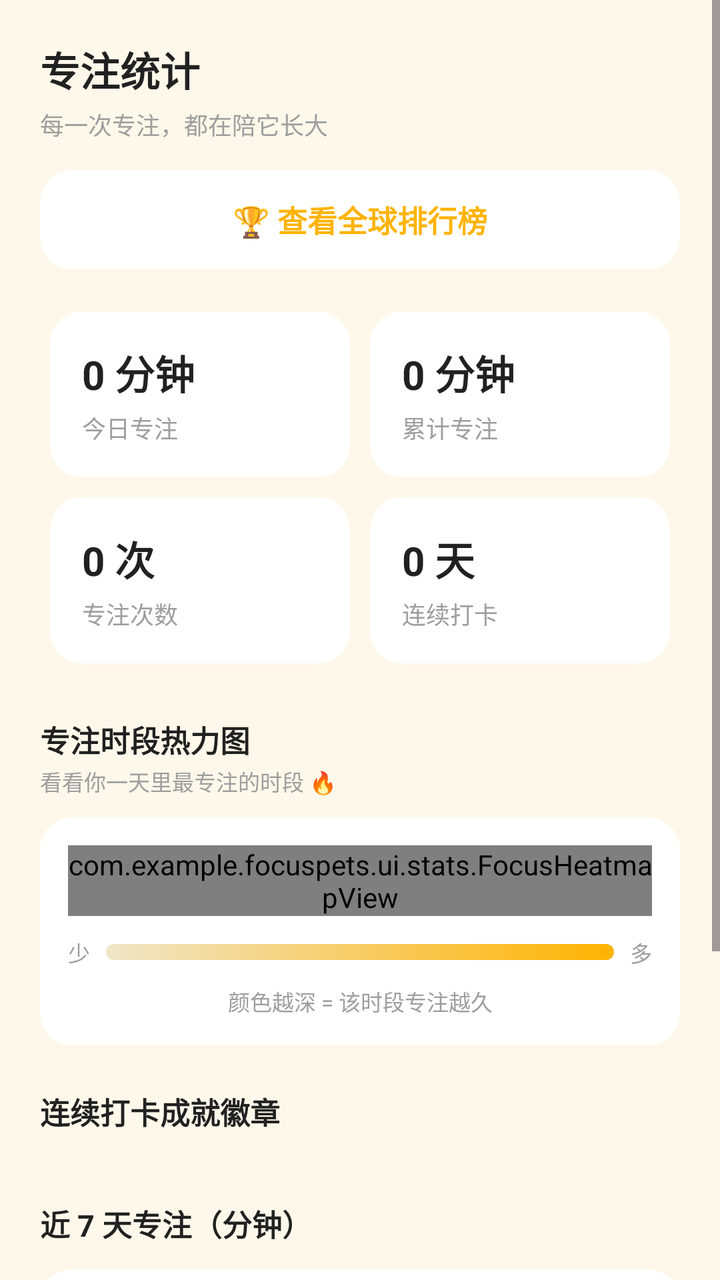
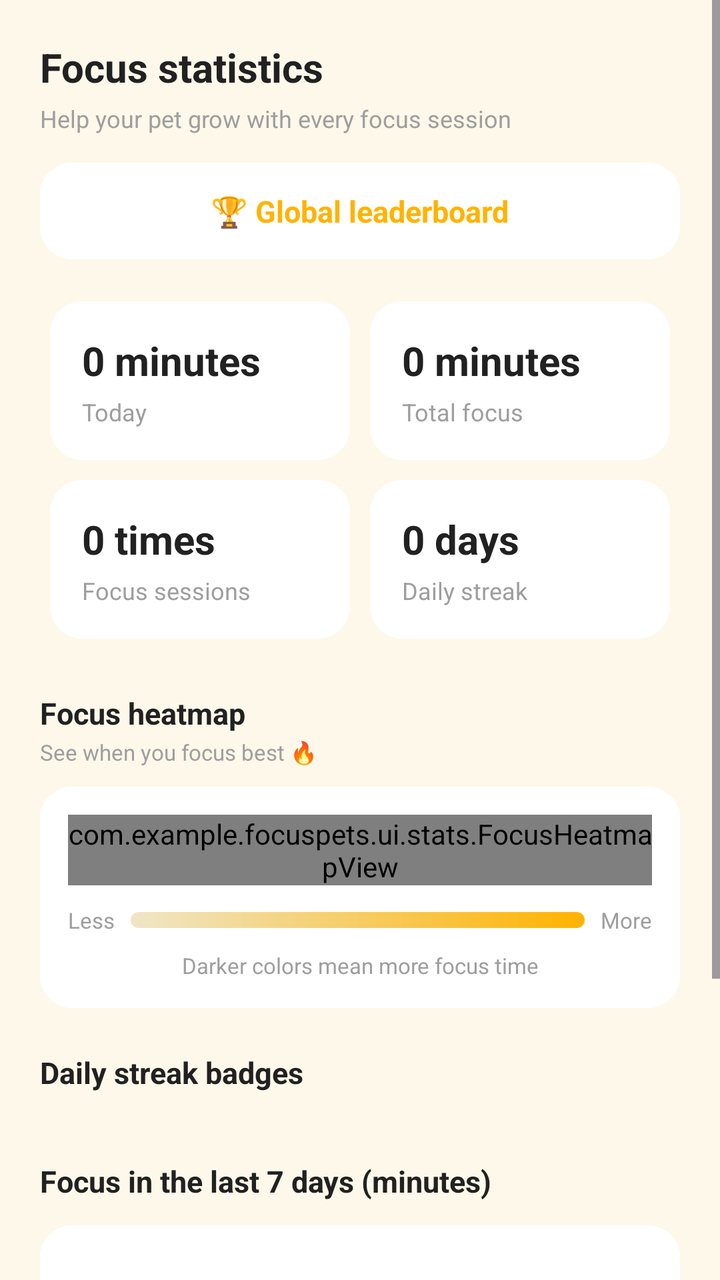

Screens rendered from an Android XML layout before and after an edit, with the pre-edit source and the edit as a unified diff.
<!-- AndroidManifest.xml: application theme Theme.FocusPets -->
<!-- res/layout/fragment_stats.xml -->
<?xml version="1.0" encoding="utf-8"?>
<ScrollView xmlns:android="http://schemas.android.com/apk/res/android"
    android:layout_width="match_parent"
    android:layout_height="match_parent"
    android:background="@color/page_background"
    android:fillViewport="true">

    <LinearLayout
        android:layout_width="match_parent"
        android:layout_height="wrap_content"
        android:orientation="vertical"
        android:padding="20dp">

        <TextView
            android:layout_width="wrap_content"
            android:layout_height="wrap_content"
            android:text="专注统计"
            android:textColor="@color/text_primary"
            android:textSize="20sp"
            android:textStyle="bold" />

        <TextView
            android:layout_width="wrap_content"
            android:layout_height="wrap_content"
            android:layout_marginTop="4dp"
            android:text="每一次专注，都在陪它长大"
            android:textColor="@color/text_hint"
            android:textSize="12sp" />

        
        <LinearLayout
            android:id="@+id/btn_leaderboard"
            android:layout_width="match_parent"
            android:layout_height="wrap_content"
            android:layout_marginTop="14dp"
            android:background="@drawable/bg_card"
            android:clickable="true"
            android:focusable="true"
            android:gravity="center"
            android:orientation="horizontal"
            android:padding="14dp">

            <TextView
                android:layout_width="wrap_content"
                android:layout_height="wrap_content"
                android:text="🏆 查看全球排行榜"
                android:textColor="@color/cat_accent"
                android:textSize="15sp"
                android:textStyle="bold" />
        </LinearLayout>

        
        <GridLayout
            android:layout_width="match_parent"
            android:layout_height="wrap_content"
            android:layout_marginTop="16dp"
            android:columnCount="2"
            android:rowCount="2">

            <LinearLayout
                android:layout_width="0dp"
                android:layout_height="wrap_content"
                android:layout_columnWeight="1"
                android:layout_margin="5dp"
                android:background="@drawable/bg_card"
                android:orientation="vertical"
                android:padding="16dp">

                <TextView
                    android:id="@+id/tv_today"
                    android:layout_width="wrap_content"
                    android:layout_height="wrap_content"
                    android:text="0 分钟"
                    android:textColor="@color/text_primary"
                    android:textSize="20sp"
                    android:textStyle="bold" />

                <TextView
                    android:layout_width="wrap_content"
                    android:layout_height="wrap_content"
                    android:layout_marginTop="4dp"
                    android:text="今日专注"
                    android:textColor="@color/text_hint"
                    android:textSize="12sp" />
            </LinearLayout>

            <LinearLayout
                android:layout_width="0dp"
                android:layout_height="wrap_content"
                android:layout_columnWeight="1"
                android:layout_margin="5dp"
                android:background="@drawable/bg_card"
                android:orientation="vertical"
                android:padding="16dp">

                <TextView
                    android:id="@+id/tv_total"
                    android:layout_width="wrap_content"
                    android:layout_height="wrap_content"
                    android:text="0 分钟"
                    android:textColor="@color/text_primary"
                    android:textSize="20sp"
                    android:textStyle="bold" />

                <TextView
                    android:layout_width="wrap_content"
                    android:layout_height="wrap_content"
                    android:layout_marginTop="4dp"
                    android:text="累计专注"
                    android:textColor="@color/text_hint"
                    android:textSize="12sp" />
            </LinearLayout>

            <LinearLayout
                android:layout_width="0dp"
                android:layout_height="wrap_content"
                android:layout_columnWeight="1"
                android:layout_margin="5dp"
                android:background="@drawable/bg_card"
                android:orientation="vertical"
                android:padding="16dp">

                <TextView
                    android:id="@+id/tv_sessions"
                    android:layout_width="wrap_content"
                    android:layout_height="wrap_content"
                    android:text="0 次"
                    android:textColor="@color/text_primary"
                    android:textSize="20sp"
                    android:textStyle="bold" />

                <TextView
                    android:layout_width="wrap_content"
                    android:layout_height="wrap_content"
                    android:layout_marginTop="4dp"
                    android:text="专注次数"
                    android:textColor="@color/text_hint"
                    android:textSize="12sp" />
            </LinearLayout>

            <LinearLayout
                android:layout_width="0dp"
                android:layout_height="wrap_content"
                android:layout_columnWeight="1"
                android:layout_margin="5dp"
                android:background="@drawable/bg_card"
                android:orientation="vertical"
                android:padding="16dp">

                <TextView
                    android:id="@+id/tv_streak"
                    android:layout_width="wrap_content"
                    android:layout_height="wrap_content"
                    android:text="0 天"
                    android:textColor="@color/text_primary"
                    android:textSize="20sp"
                    android:textStyle="bold" />

                <TextView
                    android:layout_width="wrap_content"
                    android:layout_height="wrap_content"
                    android:layout_marginTop="4dp"
                    android:text="连续打卡"
                    android:textColor="@color/text_hint"
                    android:textSize="12sp" />
            </LinearLayout>
        </GridLayout>

        
        <TextView
            android:layout_width="wrap_content"
            android:layout_height="wrap_content"
            android:layout_marginTop="22dp"
            android:text="专注时段热力图"
            android:textColor="@color/text_primary"
            android:textSize="15sp"
            android:textStyle="bold" />

        <TextView
            android:layout_width="wrap_content"
            android:layout_height="wrap_content"
            android:layout_marginTop="2dp"
            android:text="看看你一天里最专注的时段 🔥"
            android:textColor="@color/text_hint"
            android:textSize="11sp" />

        <LinearLayout
            android:layout_width="match_parent"
            android:layout_height="wrap_content"
            android:layout_marginTop="10dp"
            android:background="@drawable/bg_card"
            android:orientation="vertical"
            android:padding="14dp">

            <com.example.focuspets.ui.stats.FocusHeatmapView
                android:id="@+id/heatmap"
                android:layout_width="match_parent"
                android:layout_height="wrap_content" />

            <LinearLayout
                android:layout_width="match_parent"
                android:layout_height="wrap_content"
                android:layout_marginTop="10dp"
                android:gravity="center_vertical"
                android:orientation="horizontal">

                <TextView
                    android:layout_width="wrap_content"
                    android:layout_height="wrap_content"
                    android:text="少"
                    android:textColor="@color/text_hint"
                    android:textSize="11sp" />

                <View
                    android:layout_width="0dp"
                    android:layout_height="8dp"
                    android:layout_marginStart="8dp"
                    android:layout_marginEnd="8dp"
                    android:layout_weight="1"
                    android:background="@drawable/bg_heat_legend" />

                <TextView
                    android:layout_width="wrap_content"
                    android:layout_height="wrap_content"
                    android:text="多"
                    android:textColor="@color/text_hint"
                    android:textSize="11sp" />
            </LinearLayout>

            <TextView
                android:id="@+id/tv_heat_hint"
                android:layout_width="match_parent"
                android:layout_height="wrap_content"
                android:layout_marginTop="8dp"
                android:gravity="center"
                android:text="颜色越深 = 该时段专注越久"
                android:textColor="@color/text_hint"
                android:textSize="11sp" />
        </LinearLayout>

        
        <TextView
            android:layout_width="wrap_content"
            android:layout_height="wrap_content"
            android:layout_marginTop="22dp"
            android:text="连续打卡成就徽章"
            android:textColor="@color/text_primary"
            android:textSize="15sp"
            android:textStyle="bold" />

        <androidx.recyclerview.widget.RecyclerView
            android:id="@+id/badges"
            android:layout_width="match_parent"
            android:layout_height="wrap_content"
            android:layout_marginTop="12dp"
            android:nestedScrollingEnabled="false" />

        
        <TextView
            android:layout_width="wrap_content"
            android:layout_height="wrap_content"
            android:layout_marginTop="22dp"
            android:text="近 7 天专注（分钟）"
            android:textColor="@color/text_primary"
            android:textSize="15sp"
            android:textStyle="bold" />

        <LinearLayout
            android:id="@+id/bar_chart"
            android:layout_width="match_parent"
            android:layout_height="180dp"
            android:layout_marginTop="12dp"
            android:background="@drawable/bg_card"
            android:orientation="horizontal"
            android:padding="14dp" />

        <TextView
            android:id="@+id/tv_chart_hint"
            android:layout_width="match_parent"
            android:layout_height="wrap_content"
            android:layout_marginTop="10dp"
            android:gravity="center"
            android:text="数据来自专注记录"
            android:textColor="@color/text_hint"
            android:textSize="11sp" />

    </LinearLayout>
</ScrollView>
<!-- resources referenced by this layout -->
<resources>
  <color name="cat_accent">#FFB300</color>
  <color name="page_background">#FEF8EA</color>
  <color name="text_hint">#9E9E9E</color>
  <color name="text_primary">#212121</color>
  <!-- drawable bg_card (drawable) -->
  <?xml version="1.0" encoding="utf-8"?>
  <shape xmlns:android="http://schemas.android.com/apk/res/android"
      android:shape="rectangle">
      <solid android:color="#FFFFFF" />
      <corners android:radius="16dp" />
  </shape>
  <!-- drawable bg_heat_legend (drawable) -->
  <?xml version="1.0" encoding="utf-8"?>
  <shape xmlns:android="http://schemas.android.com/apk/res/android"
      android:shape="rectangle">
      <corners android:radius="4dp" />
      <gradient
          android:startColor="#EFE6C8"
          android:endColor="#FFB300"
          android:angle="0" />
  </shape>
  <style name="Theme.FocusPets" parent="Theme.Material3.DayNight.NoActionBar">
          
          <item name="android:windowBackground">@color/page_background</item>
          <item name="android:colorBackground">@color/page_background</item>
          
          <item name="colorPrimary">@color/cat_accent</item>
          <item name="colorPrimaryContainer">@color/cat_accent</item>
          <item name="colorOnPrimary">#FFFFFF</item>
          
          <item name="android:statusBarColor">@color/page_background</item>
          <item name="android:navigationBarColor">@color/page_background</item>
          <item name="android:windowLightStatusBar">true</item>
      </style>
</resources>

<!-- the commit's change to res/layout/fragment_stats.xml (unified diff, before → after) -->
@@ -14,7 +14,7 @@
         <TextView
             android:layout_width="wrap_content"
             android:layout_height="wrap_content"
-            android:text="专注统计"
+            android:text="@string/ui_028"
             android:textColor="@color/text_primary"
             android:textSize="20sp"
             android:textStyle="bold" />
@@ -23,7 +23,7 @@
             android:layout_width="wrap_content"
             android:layout_height="wrap_content"
             android:layout_marginTop="4dp"
-            android:text="每一次专注，都在陪它长大"
+            android:text="@string/ui_092"
             android:textColor="@color/text_hint"
             android:textSize="12sp" />
 
@@ -43,7 +43,7 @@
             <TextView
                 android:layout_width="wrap_content"
                 android:layout_height="wrap_content"
-                android:text="🏆 查看全球排行榜"
+                android:text="@string/ui_145"
                 android:textColor="@color/cat_accent"
                 android:textSize="15sp"
                 android:textStyle="bold" />
@@ -70,16 +70,16 @@
                     android:id="@+id/tv_today"
                     android:layout_width="wrap_content"
                     android:layout_height="wrap_content"
-                    android:text="0 分钟"
-                    android:textColor="@color/text_primary"
-                    android:textSize="20sp"
-                    android:textStyle="bold" />
-
-                <TextView
-                    android:layout_width="wrap_content"
-                    android:layout_height="wrap_content"
-                    android:layout_marginTop="4dp"
-                    android:text="今日专注"
+                    android:text="@string/ui_002"
+                    android:textColor="@color/text_primary"
+                    android:textSize="20sp"
+                    android:textStyle="bold" />
+
+                <TextView
+                    android:layout_width="wrap_content"
+                    android:layout_height="wrap_content"
+                    android:layout_marginTop="4dp"
+                    android:text="@string/ui_036"
                     android:textColor="@color/text_hint"
                     android:textSize="12sp" />
             </LinearLayout>
@@ -97,16 +97,16 @@
                     android:id="@+id/tv_total"
                     android:layout_width="wrap_content"
                     android:layout_height="wrap_content"
-                    android:text="0 分钟"
-                    android:textColor="@color/text_primary"
-                    android:textSize="20sp"
-                    android:textStyle="bold" />
-
-                <TextView
-                    android:layout_width="wrap_content"
-                    android:layout_height="wrap_content"
-                    android:layout_marginTop="4dp"
-                    android:text="累计专注"
+                    android:text="@string/ui_002"
+                    android:textColor="@color/text_primary"
+                    android:textSize="20sp"
+                    android:textStyle="bold" />
+
+                <TextView
+                    android:layout_width="wrap_content"
+                    android:layout_height="wrap_content"
+                    android:layout_marginTop="4dp"
+                    android:text="@string/ui_107"
                     android:textColor="@color/text_hint"
                     android:textSize="12sp" />
             </LinearLayout>
@@ -124,16 +124,16 @@
                     android:id="@+id/tv_sessions"
                     android:layout_width="wrap_content"
                     android:layout_height="wrap_content"
-                    android:text="0 次"
-                    android:textColor="@color/text_primary"
-                    android:textSize="20sp"
-                    android:textStyle="bold" />
-
-                <TextView
-                    android:layout_width="wrap_content"
-                    android:layout_height="wrap_content"
-                    android:layout_marginTop="4dp"
-                    android:text="专注次数"
+                    android:text="@string/ui_004"
+                    android:textColor="@color/text_primary"
+                    android:textSize="20sp"
+                    android:textStyle="bold" />
+
+                <TextView
+                    android:layout_width="wrap_content"
+                    android:layout_height="wrap_content"
+                    android:layout_marginTop="4dp"
+                    android:text="@string/ui_027"
                     android:textColor="@color/text_hint"
                     android:textSize="12sp" />
             </LinearLayout>
@@ -151,16 +151,16 @@
                     android:id="@+id/tv_streak"
                     android:layout_width="wrap_content"
                     android:layout_height="wrap_content"
-                    android:text="0 天"
-                    android:textColor="@color/text_primary"
-                    android:textSize="20sp"
-                    android:textStyle="bold" />
-
-                <TextView
-                    android:layout_width="wrap_content"
-                    android:layout_height="wrap_content"
-                    android:layout_marginTop="4dp"
-                    android:text="连续打卡"
+                    android:text="@string/ui_003"
+                    android:textColor="@color/text_primary"
+                    android:textSize="20sp"
+                    android:textStyle="bold" />
+
+                <TextView
+                    android:layout_width="wrap_content"
+                    android:layout_height="wrap_content"
+                    android:layout_marginTop="4dp"
+                    android:text="@string/ui_123"
                     android:textColor="@color/text_hint"
                     android:textSize="12sp" />
             </LinearLayout>
@@ -171,7 +171,7 @@
             android:layout_width="wrap_content"
             android:layout_height="wrap_content"
             android:layout_marginTop="22dp"
-            android:text="专注时段热力图"
+            android:text="@string/ui_026"
             android:textColor="@color/text_primary"
             android:textSize="15sp"
             android:textStyle="bold" />
@@ -180,7 +180,7 @@
             android:layout_width="wrap_content"
             android:layout_height="wrap_content"
             android:layout_marginTop="2dp"
-            android:text="看看你一天里最专注的时段 🔥"
+            android:text="@string/ui_104"
             android:textColor="@color/text_hint"
             android:textSize="11sp" />
 
@@ -207,7 +207,7 @@
                 <TextView
                     android:layout_width="wrap_content"
                     android:layout_height="wrap_content"
-                    android:text="少"
+                    android:text="@string/ui_060"
                     android:textColor="@color/text_hint"
                     android:textSize="11sp" />
 
@@ -222,7 +222,7 @@
                 <TextView
                     android:layout_width="wrap_content"
                     android:layout_height="wrap_content"
-                    android:text="多"
+                    android:text="@string/ui_056"
                     android:textColor="@color/text_hint"
                     android:textSize="11sp" />
             </LinearLayout>
@@ -233,7 +233,7 @@
                 android:layout_height="wrap_content"
                 android:layout_marginTop="8dp"
                 android:gravity="center"
-                android:text="颜色越深 = 该时段专注越久"
+                android:text="@string/ui_138"
                 android:textColor="@color/text_hint"
                 android:textSize="11sp" />
         </LinearLayout>
@@ -243,7 +243,7 @@
             android:layout_width="wrap_content"
             android:layout_height="wrap_content"
             android:layout_marginTop="22dp"
-            android:text="连续打卡成就徽章"
+            android:text="@string/ui_124"
             android:textColor="@color/text_primary"
             android:textSize="15sp"
             android:textStyle="bold" />
@@ -260,7 +260,7 @@
             android:layout_width="wrap_content"
             android:layout_height="wrap_content"
             android:layout_marginTop="22dp"
-            android:text="近 7 天专注（分钟）"
+            android:text="@string/ui_120"
             android:textColor="@color/text_primary"
             android:textSize="15sp"
             android:textStyle="bold" />
@@ -280,7 +280,7 @@
             android:layout_height="wrap_content"
             android:layout_marginTop="10dp"
             android:gravity="center"
-            android:text="数据来自专注记录"
+            android:text="@string/ui_078"
             android:textColor="@color/text_hint"
             android:textSize="11sp" />
 
<!-- resource entries referenced after the edit -->
@@ -21,6 +21,24 @@
           android:endColor="#FFB300"
           android:angle="0" />
   </shape>
+  <string name="ui_002">0 minutes</string>
+  <string name="ui_003">0 days</string>
+  <string name="ui_004">0 times</string>
+  <string name="ui_026">Focus heatmap</string>
+  <string name="ui_027">Focus sessions</string>
+  <string name="ui_028">Focus statistics</string>
+  <string name="ui_036">Today</string>
+  <string name="ui_056">More</string>
+  <string name="ui_060">Less</string>
+  <string name="ui_078">Based on focus history</string>
+  <string name="ui_092">Help your pet grow with every focus session</string>
+  <string name="ui_104">See when you focus best 🔥</string>
+  <string name="ui_107">Total focus</string>
+  <string name="ui_120">Focus in the last 7 days (minutes)</string>
+  <string name="ui_123">Daily streak</string>
+  <string name="ui_124">Daily streak badges</string>
+  <string name="ui_138">Darker colors mean more focus time</string>
+  <string name="ui_145">🏆 Global leaderboard</string>
   <style name="Theme.FocusPets" parent="Theme.Material3.DayNight.NoActionBar">
           
           <item name="android:windowBackground">@color/page_background</item>
